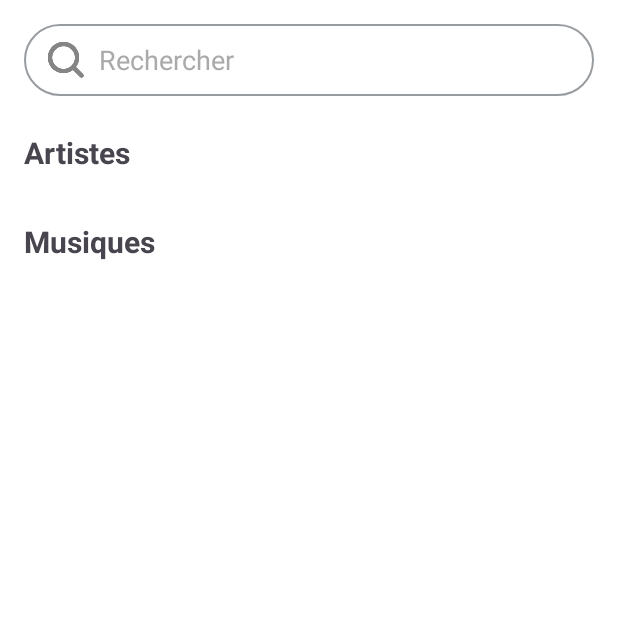
After one commit to Arthur-Jaffre/MusicPlayer, an Android app: the SearchActivity screen opened directly, with no data from a screen before it, on a phone screen of 412 x 824 dp, the top half of it. The commit adds this screen. Run offline under Robolectric (Android 15) with nearby library versions, the phone set to English and light mode, and no system bars; our stand-ins replace Room's generated code.

Commit message:
Ajoute la recherche d'artistes et de musiques.
Signed-off-by: Arthur-Jaffre <arthur.jaffre@iut-dijon.u-bourgogne.fr>

```diff
--- a/app/src/main/AndroidManifest.xml
+++ b/app/src/main/AndroidManifest.xml
@@ -20,7 +20,8 @@
         tools:targetApi="31">
         <activity
             android:name=".views.activities.MainActivity"
-            android:exported="true">
+            android:exported="true"
+            android:launchMode="singleTop">
             <intent-filter>
                 <action android:name="android.intent.action.MAIN" />
 
@@ -30,6 +31,7 @@
         <activity android:name=".views.activities.EditMusicActivity" />
         <activity android:name=".views.activities.EditArtistActivity" />
         <activity android:name=".views.activities.EditAlbumActivity" />
+        <activity android:name=".views.activities.SearchActivity" />
     </application>
 
 </manifest>
--- a/app/src/main/java/fr/arthur/musicplayer/helpers/AppModule.kt
+++ b/app/src/main/java/fr/arthur/musicplayer/helpers/AppModule.kt
@@ -24,6 +24,7 @@ import fr.arthur.musicplayer.viewModel.FavoritesViewModel
 import fr.arthur.musicplayer.viewModel.MusicListViewModel
 import fr.arthur.musicplayer.viewModel.PlayListListViewModel
 import fr.arthur.musicplayer.viewModel.RecentlyAddedViewModel
+import fr.arthur.musicplayer.viewModel.SearchViewModel
 import org.koin.android.ext.koin.androidContext
 import org.koin.dsl.module
 
@@ -74,5 +75,6 @@ val appModule = module {
     single { AlbumListViewModel(get()) }
     single { FavoritesViewModel(get()) }
     single { RecentlyAddedViewModel(get()) }
+    factory { SearchViewModel(get(), get()) }
 
 }
--- a/app/src/main/java/fr/arthur/musicplayer/usecase/AlbumUseCase.kt
+++ b/app/src/main/java/fr/arthur/musicplayer/usecase/AlbumUseCase.kt
@@ -12,6 +12,8 @@ class AlbumUseCase(
 ) {
     suspend fun getAlbumsByArtist(artistId: String): List<Album> =
         albumRepository.getAlbumsByArtist(artistId)
+
+    suspend fun getAllAlbums(): List<Album> = albumRepository.getAllAlbums()
 
     suspend fun updateAlbum(album: Album, oldArtist: String) {
         // vérifier si l'artiste existe
--- a/app/src/main/java/fr/arthur/musicplayer/usecase/ArtistUseCase.kt
+++ b/app/src/main/java/fr/arthur/musicplayer/usecase/ArtistUseCase.kt
@@ -11,6 +11,7 @@ class ArtistUseCase(
     private val musicRepository: IMusicRepository,
     private val albumRepository: IAlbumRepository
 ) {
+    suspend fun getAllArtists() = artistRepository.getAllArtists()
     suspend fun loadArtists(): List<Artist> = artistRepository.getAllArtists()
     suspend fun getArtistById(id: String) = artistRepository.getArtistById(id)
     suspend fun getMusicsByArtistId(id: String) = musicRepository.getMusicsByArtist(id)
--- /dev/null
+++ b/app/src/main/java/fr/arthur/musicplayer/viewModel/SearchViewModel.kt
@@ -0,0 +1,33 @@
+package fr.arthur.musicplayer.viewModel
+
+import fr.arthur.musicplayer.helpers.SmartSearch
+import fr.arthur.musicplayer.models.Artist
+import fr.arthur.musicplayer.models.Music
+import fr.arthur.musicplayer.observer.SimpleObservable
+import fr.arthur.musicplayer.usecase.ArtistUseCase
+import fr.arthur.musicplayer.usecase.MusicUseCase
+import kotlinx.coroutines.launch
+
+class SearchViewModel(
+    private val artistUseCase: ArtistUseCase,
+    private val musicUseCase: MusicUseCase
+) : BaseListViewModel() {
+    val musicsObservable = SimpleObservable<List<Music>>()
+    val artistsObservable = SimpleObservable<List<Artist>>()
+
+    fun searchByMusic(query: String) {
+        scope.launch {
+            val result =
+                SmartSearch.search(musicUseCase.loadCachedMusics(), query) { it.title.toString() }
+            musicsObservable.post(result)
+        }
+    }
+
+    fun searchByArtist(query: String) {
+        scope.launch {
+            val result =
+                SmartSearch.search(artistUseCase.getAllArtists(), query) { it.id }
+            artistsObservable.post(result)
+        }
+    }
+}
--- /dev/null
+++ b/app/src/main/java/fr/arthur/musicplayer/views/activities/SearchActivity.kt
@@ -0,0 +1,98 @@
+package fr.arthur.musicplayer.views.activities
+
+import android.content.Intent
+import android.os.Bundle
+import android.view.inputmethod.EditorInfo
+import android.view.inputmethod.InputMethodManager
+import android.widget.EditText
+import androidx.appcompat.app.AppCompatActivity
+import androidx.recyclerview.widget.GridLayoutManager
+import androidx.recyclerview.widget.LinearLayoutManager
+import androidx.recyclerview.widget.RecyclerView
+import fr.arthur.musicplayer.R
+import fr.arthur.musicplayer.adapters.ArtistAdapter
+import fr.arthur.musicplayer.adapters.MusicAdapter
+import fr.arthur.musicplayer.helpers.AppConstants
+import fr.arthur.musicplayer.helpers.MusicAdapterHandler
+import fr.arthur.musicplayer.viewModel.ArtistListViewModel
+import fr.arthur.musicplayer.viewModel.MusicListViewModel
+import fr.arthur.musicplayer.viewModel.PlayListListViewModel
+import fr.arthur.musicplayer.viewModel.SearchViewModel
+import org.koin.android.ext.android.inject
+
+class SearchActivity : AppCompatActivity() {
+    private lateinit var inputSearchBar: EditText
+    private lateinit var artistRecyclerView: RecyclerView
+    private lateinit var musicRecyclerView: RecyclerView
+    private lateinit var keyboard: InputMethodManager
+    private val searchViewModel: SearchViewModel by inject()
+    private val playlistViewModel: PlayListListViewModel by inject()
+    private val musicViewModel: MusicListViewModel by inject()
+    private val artistViewModel: ArtistListViewModel by inject()
+    private lateinit var artistAdapter: ArtistAdapter
+    private lateinit var musicAdapter: MusicAdapter
+
+    override fun onCreate(savedInstanceState: Bundle?) {
+        super.onCreate(savedInstanceState)
+        setContentView(R.layout.activity_search)
+        setupComponents()
+        setupSearchInput()
+        initVM()
+    }
+
+    private fun initVM() {
+        searchViewModel.artistsObservable.observe {
+            artistAdapter.submitList(it)
+        }
+        searchViewModel.musicsObservable.observe {
+            musicAdapter.submitList(it)
+        }
+    }
+
+    private fun setupComponents() {
+        artistAdapter = ArtistAdapter()
+        artistAdapter.onArtistClick = { artist ->
+            // Naviguer vers la page de l'artiste
+            val intent = Intent(this, MainActivity::class.java)
+            intent.putExtra("artist", artist)
+            intent.flags = Intent.FLAG_ACTIVITY_CLEAR_TOP or Intent.FLAG_ACTIVITY_SINGLE_TOP
+            startActivity(intent)
+            finish()
+        }
+
+        musicAdapter = MusicAdapter { context, music ->
+            MusicAdapterHandler(
+                playlistViewModel = playlistViewModel,
+                toFavorites = { musicViewModel.toFavorites(it) },
+                onArtistClick = { artistId -> artistViewModel.getArtistById(artistId) }
+            ).showOptions(context, music)
+        }
+
+        inputSearchBar = findViewById(R.id.search_bar)
+
+        artistRecyclerView = findViewById(R.id.artist_list)
+        artistRecyclerView.adapter = artistAdapter
+        artistRecyclerView.layoutManager = GridLayoutManager(this, AppConstants.COLUMNS_NUMBER)
+
+        musicRecyclerView = findViewById(R.id.music_list)
+        musicRecyclerView.adapter = musicAdapter
+        musicRecyclerView.layoutManager = LinearLayoutManager(this)
+
+        keyboard = getSystemService(INPUT_METHOD_SERVICE) as InputMethodManager
+    }
+
+    private fun setupSearchInput() {
+        inputSearchBar.requestFocus()
+        inputSearchBar.setOnEditorActionListener { _, actionId, _ ->
+            if (actionId == EditorInfo.IME_ACTION_SEARCH) {
+                keyboard.hideSoftInputFromWindow(inputSearchBar.windowToken, 0)
+                val query = inputSearchBar.text.toString().trim()
+                searchViewModel.searchByArtist(query)
+                searchViewModel.searchByMusic(query)
+                true
+            } else {
+                false
+            }
+        }
+    }
+}
--- /dev/null
+++ b/app/src/main/res/drawable/search_style.xml
@@ -0,0 +1,9 @@
+<shape xmlns:android="http://schemas.android.com/apk/res/android"
+    android:shape="rectangle">
+
+    <solid android:color="@color/white" />
+    <corners android:radius="24dp" />
+    <stroke
+        android:width="1dp"
+        android:color="@color/lightGray" />
+</shape>
--- /dev/null
+++ b/app/src/main/res/layout/activity_search.xml
@@ -0,0 +1,75 @@
+<?xml version="1.0" encoding="utf-8"?>
+<ScrollView xmlns:android="http://schemas.android.com/apk/res/android"
+    android:layout_width="match_parent"
+    android:layout_height="match_parent"
+    android:background="@color/white"
+    android:fillViewport="true">
+
+    <LinearLayout
+        android:layout_width="match_parent"
+        android:layout_height="wrap_content"
+        android:orientation="vertical"
+        android:padding="16dp">
+
+        <!-- Header avec barre de recherche -->
+        <LinearLayout
+            android:layout_width="match_parent"
+            android:layout_height="wrap_content"
+            android:gravity="center_vertical"
+            android:orientation="horizontal">
+
+            <EditText
+                android:id="@+id/search_bar"
+                android:layout_width="0dp"
+                android:layout_height="48dp"
+                android:layout_weight="1"
+                android:background="@drawable/search_style"
+                android:drawableStart="@drawable/ic_search"
+                android:drawablePadding="10dp"
+                android:hint="@string/search_bar_text"
+                android:imeOptions="actionSearch"
+                android:inputType="textCapWords"
+                android:paddingStart="16dp"
+                android:paddingEnd="40dp"
+                android:textColor="@android:color/black"
+                android:textColorHint="@android:color/darker_gray" />
+        </LinearLayout>
+
+        <!-- Titre Artistes -->
+        <TextView
+            android:layout_width="match_parent"
+            android:layout_height="wrap_content"
+            android:layout_marginTop="24dp"
+            android:layout_marginBottom="8dp"
+            android:text="@string/menu_artists"
+            android:textSize="20sp"
+            android:textStyle="bold" />
+
+        <!-- Liste albums -->
+        <androidx.recyclerview.widget.RecyclerView
+            android:id="@+id/artist_list"
+            android:layout_width="match_parent"
+            android:layout_height="wrap_content"
+            android:nestedScrollingEnabled="false"
+            android:overScrollMode="never" />
+
+        <!-- Titre Musiques -->
+        <TextView
+            android:layout_width="match_parent"
+            android:layout_height="wrap_content"
+            android:layout_marginTop="24dp"
+            android:layout_marginBottom="8dp"
+            android:text="@string/menu_musics"
+            android:textSize="20sp"
+            android:textStyle="bold" />
+
+        <!-- Liste musiques -->
+        <androidx.recyclerview.widget.RecyclerView
+            android:id="@+id/music_list"
+            android:layout_width="match_parent"
+            android:layout_height="wrap_content"
+            android:nestedScrollingEnabled="false"
+            android:overScrollMode="never" />
+
+    </LinearLayout>
+</ScrollView>
--- a/app/src/main/res/values/strings.xml
+++ b/app/src/main/res/values/strings.xml
@@ -49,4 +49,5 @@
     <string name="title_rename_playlist">Renommer</string>
     <string name="edit_rename_playlist">Nouveau nom</string>
     <string name="validate_btn_rename_playlist">Valider</string>
+    <string name="search_bar_text">Rechercher</string>
 </resources>
--- a/app/src/main/res/values/themes.xml
+++ b/app/src/main/res/values/themes.xml
@@ -25,7 +25,7 @@
 
     <!-- Créer le composant pour les boutons de lien -->
     <style name="LinkTextStyle" parent="DefaultTextStyle">
-        <item name="android:textSize">16sp</item>
+        <item name="android:textSize">18sp</item>
         <item name="android:textColor">@color/white</item>
     </style>
 
```
Also changed, not shown: app/src/main/java/fr/arthur/musicplayer/helpers/Search.kt (added, +91 -0 lines), app/src/main/java/fr/arthur/musicplayer/views/activities/MainActivity.kt (+26 -1 lines).
